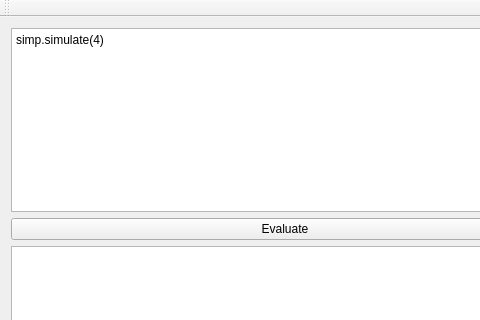
Qt form ants3bundle/src/ants3/gui/mainwindow.ui (andrmor/ANTS3bundle) before a commit; both pictures show x 0 to 480 and y 0 to 320 of the 776 by 486 pixel window.
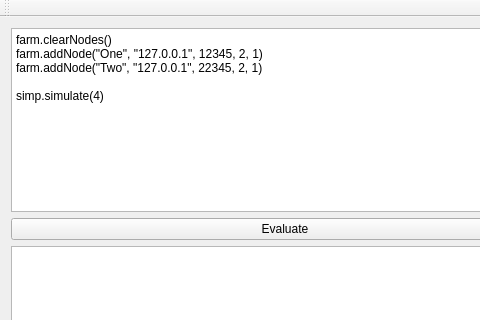
The same form after that commit.

Commit message: add farm module in script, fix for Qt warning

```diff
--- a/ants3bundle/src/ants3/gui/mainwindow.ui
+++ b/ants3bundle/src/ants3/gui/mainwindow.ui
@@ -20,7 +20,11 @@
       <item>
        <widget class="QPlainTextEdit" name="pteScript">
         <property name="plainText">
-         <string>simp.simulate(4)</string>
+         <string>farm.clearNodes()
+farm.addNode(&quot;One&quot;, &quot;127.0.0.1&quot;, 12345, 2, 1)
+farm.addNode(&quot;Two&quot;, &quot;127.0.0.1&quot;, 22345, 2, 1)
+
+simp.simulate(4)</string>
         </property>
        </widget>
       </item>
```
The commit also changes 16 other files.
